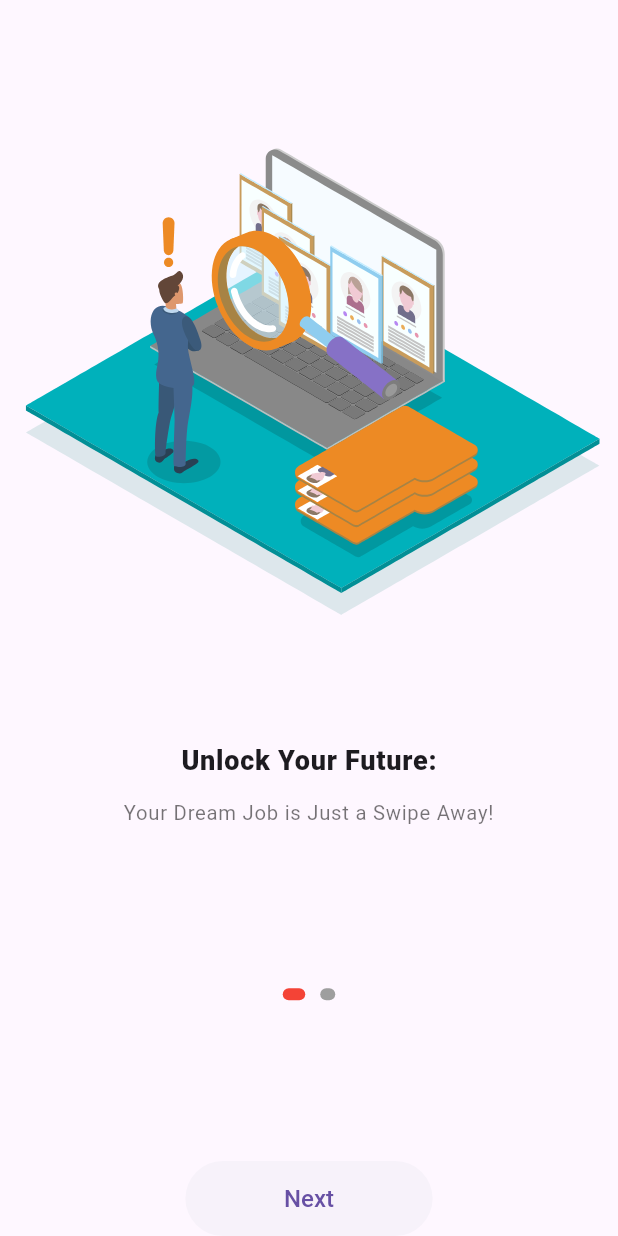
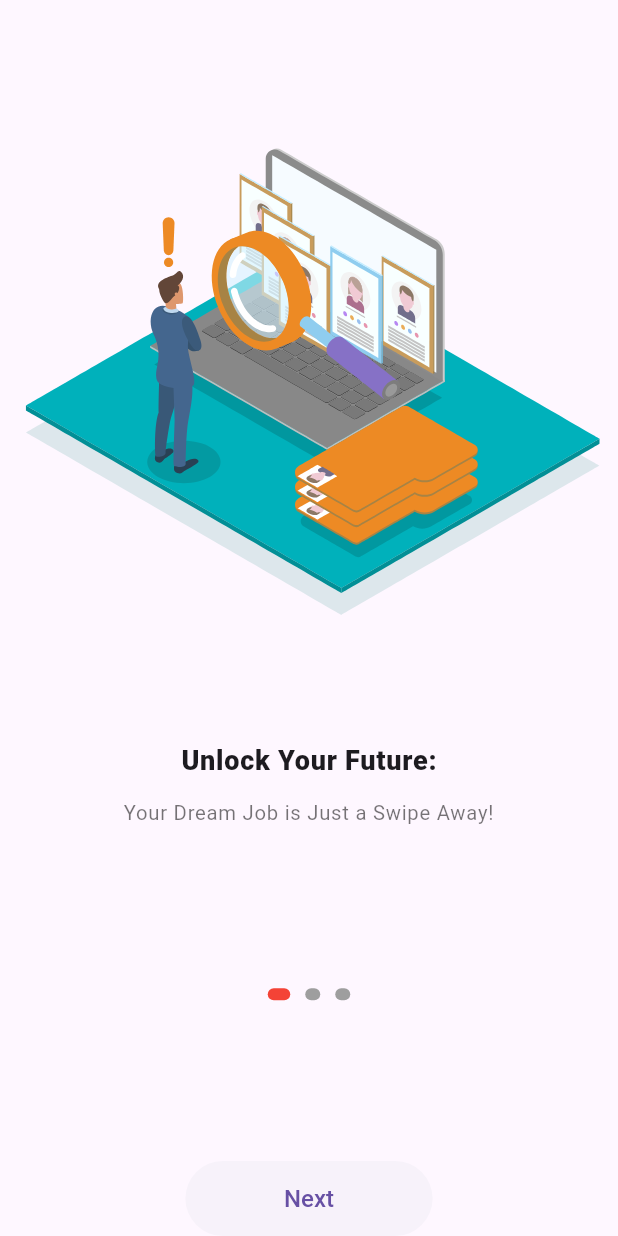
Before and after one commit to Shivamshekharpatil/finalyearproject, a Flutter app: the screen it shows after launch, on a phone screen of 412 x 824 dp. Run offline on Flutter 3.47's test engine with Material 3 defaults, Android fonts, the phone set to English and light mode, and no system bars; our stand-ins replace lottie.

```diff
--- a/lib/screen/onboarding_screen.dart
+++ b/lib/screen/onboarding_screen.dart
@@ -24,6 +24,12 @@ class OnboardingScreen extends StatelessWidget {
           title: 'Find Your Perfect Candidate & Job!',
           subtitle: 'Swipe Right to Connect, Swipe Left to Pass – Efficient Hiring at Your Fingertips!',
           lottie: 'right_and_left'),
+
+      //Onboarding 3
+      Onboard(
+          title: 'Connect and Conquer :)',
+          subtitle: 'Bridging Talent and Opportunity with Real-Time Conversations!',
+          lottie: 'chat'),
     ];
 
     return Scaffold(
```
